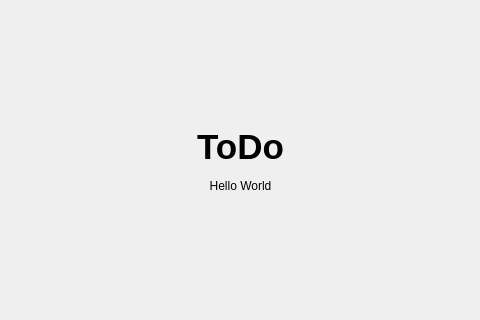
This is mainwindow.ui in IlyaChichkov/ToDo_Project as Qt 5 draws it before an edit; both pictures show x 155 to 635 and y 135 to 455 of the 800 by 600 pixel window. The edited form follows.
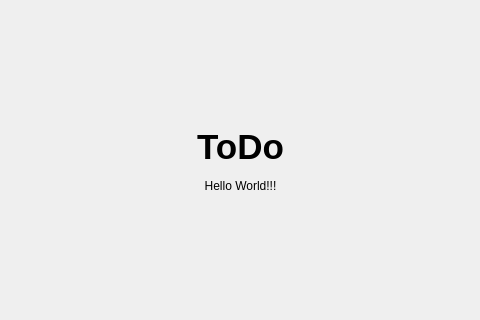
This is the edited form.

```diff
--- a/mainwindow.ui
+++ b/mainwindow.ui
@@ -24,7 +24,7 @@
      </rect>
     </property>
     <property name="text">
-     <string>&lt;html&gt;&lt;head/&gt;&lt;body&gt;&lt;p align=&quot;center&quot;&gt;&lt;span style=&quot; font-size:26pt; font-weight:600;&quot;&gt;ToDo&lt;/span&gt;&lt;/p&gt;&lt;p align=&quot;center&quot;&gt;Hello World&lt;/p&gt;&lt;/body&gt;&lt;/html&gt;</string>
+     <string>&lt;html&gt;&lt;head/&gt;&lt;body&gt;&lt;p align=&quot;center&quot;&gt;&lt;span style=&quot; font-size:26pt; font-weight:600;&quot;&gt;ToDo&lt;/span&gt;&lt;/p&gt;&lt;p align=&quot;center&quot;&gt;Hello World!!!&lt;/p&gt;&lt;/body&gt;&lt;/html&gt;</string>
     </property>
    </widget>
   </widget>
```
